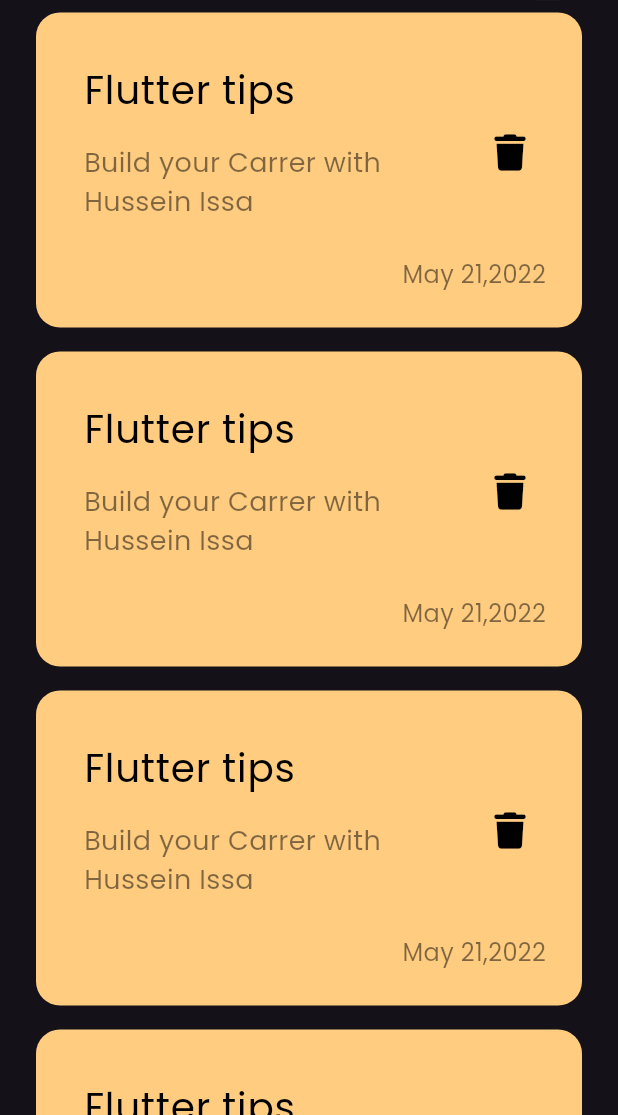
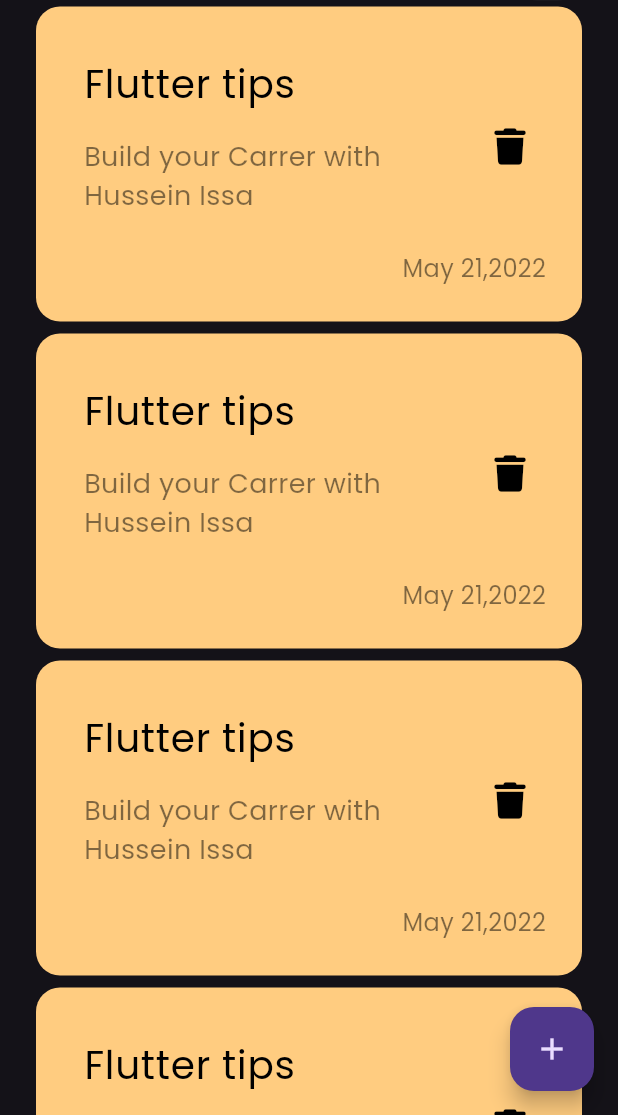
Before and after one commit to husseinmrba/notes_app_flutter, a Flutter app: the screen it shows after launch, on a phone screen of 412 x 824 dp, the part 121-1236 px from its top. Run offline on Flutter 3.47's test engine with Material 3 defaults, Android fonts, the phone set to English and light mode, and no system bars; our stand-ins replace font_awesome_flutter.

Commit message:
add floating action button

```diff
--- a/lib/views/notes_view.dart
+++ b/lib/views/notes_view.dart
@@ -6,8 +6,12 @@ class NotesViews extends StatelessWidget {
 
   @override
   Widget build(BuildContext context) {
-    return const Scaffold(
-      body: NotesViewBody(),
+    return Scaffold(
+      body: const NotesViewBody(),
+      floatingActionButton: FloatingActionButton(
+        onPressed: () {},
+        child: const Icon(Icons.add),
+      ),
     );
   }
 }
--- a/lib/widgets/notes_listview.dart
+++ b/lib/widgets/notes_listview.dart
@@ -11,7 +11,7 @@ class NotesListView extends StatelessWidget {
         itemBuilder: (context, index) {
           return const Padding(
             padding: EdgeInsets.symmetric(
-              vertical: 8,
+              vertical: 4,
             ),
             child: CustomNoteItem(),
           );
```
